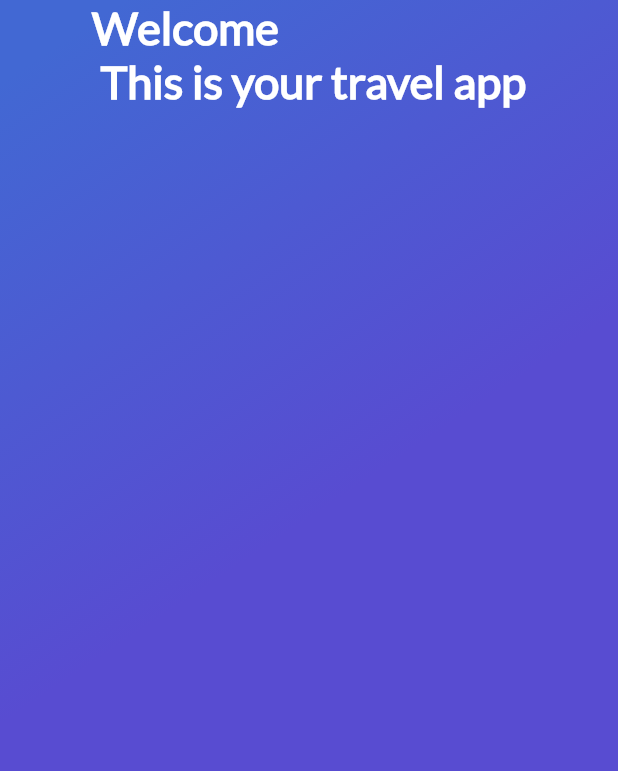
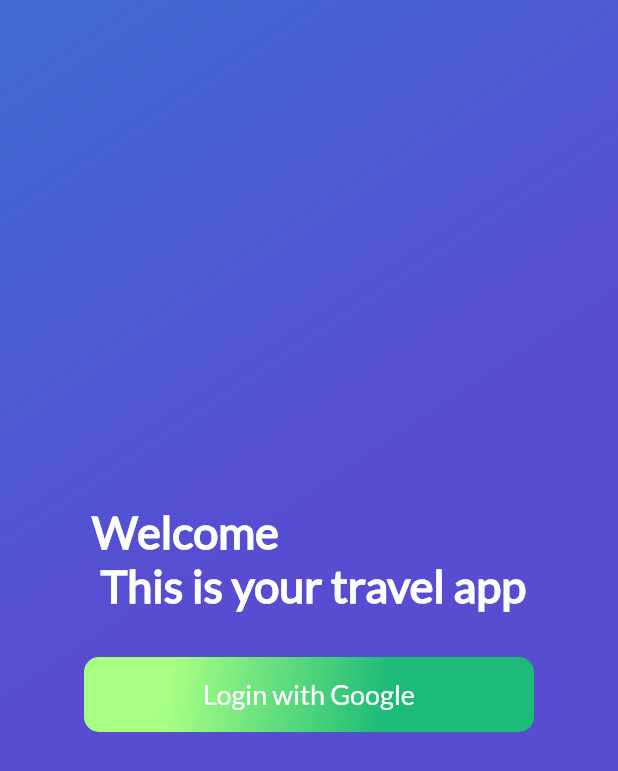
Before and after one commit to guetteman/places, a Flutter app: the screen it shows after launch, on a phone screen of 412 x 824 dp. Shown: the top 771 px of the screen. Run offline on Flutter 3.47's test engine with Material 2 defaults, Android fonts, the phone set to English and light mode, and no system bars; missing offline and left inert: generic_bloc_provider.

Commit message:
add login button

```diff
--- a/lib/User/ui/screens/sign_in_screen.dart
+++ b/lib/User/ui/screens/sign_in_screen.dart
@@ -1,5 +1,6 @@
 import 'package:flutter/material.dart';
 import 'package:places/widgets/gradient_background.dart';
+import 'package:places/widgets/green_button.dart';
 
 class SignInScreen extends StatefulWidget {
 
@@ -24,6 +25,7 @@ class _SignInScreen extends State<SignInScreen> {
         children: <Widget>[
           GradientBackground("", null),
           Column(
+            mainAxisAlignment: MainAxisAlignment.center,
             children: <Widget>[
               Text(
                   "Welcome \n This is your travel app",
@@ -33,6 +35,14 @@ class _SignInScreen extends State<SignInScreen> {
                   color: Colors.white,
                   fontWeight: FontWeight.bold
                 ),
+              ),
+              GreenButton(
+                  text: "Login with Google",
+                  width: 300.0,
+                  height: 50.0,
+                  onPressed: () {
+
+                  }
               )
             ],
           )
--- a/lib/widgets/green_button.dart
+++ b/lib/widgets/green_button.dart
@@ -1,6 +1,19 @@
 import 'package:flutter/material.dart';
 
 class GreenButton extends StatefulWidget {
+
+  final String text;
+  final double width;
+  final double height;
+  final VoidCallback onPressed;
+
+  GreenButton({
+    Key key,
+    @required this.text,
+    @required this.width,
+    @required this.height,
+    @required this.onPressed
+  });
 
   @override
   State<StatefulWidget> createState() {
@@ -14,10 +27,40 @@ class _GreenButton extends State<GreenButton> {
   @override
   Widget build(BuildContext context) {
     return InkWell(
-      onTap: () {
+      onTap: widget.onPressed,
+      child: Container(
+        margin: EdgeInsets.only(
+          top: 30.0,
+          left: 20.0,
+          right: 20.0
+        ),
+        width: widget.width,
+        height: widget.height,
+        decoration: BoxDecoration(
+          borderRadius: BorderRadius.circular(10.0),
+          gradient: LinearGradient(
+            colors: [
+              Color(0xFFA7FF84),
+              Color(0xFF1cbb78)
+            ],
+            begin: FractionalOffset(0.2, 0.0),
+            end: FractionalOffset(1.0, 0.6),
+            stops: [0.0, 0.6],
+            tileMode: TileMode.clamp
+          )
+        ),
+        child: Center(
+          child: Text(
+            widget.text,
+            style: TextStyle(
+                fontSize: 18.0,
+                fontFamily: "Lato",
+                color: Colors.white
+            ),
 
-      },
-      child: Container(),
+          ),
+        ),
+      )
     );
   }
 
```
